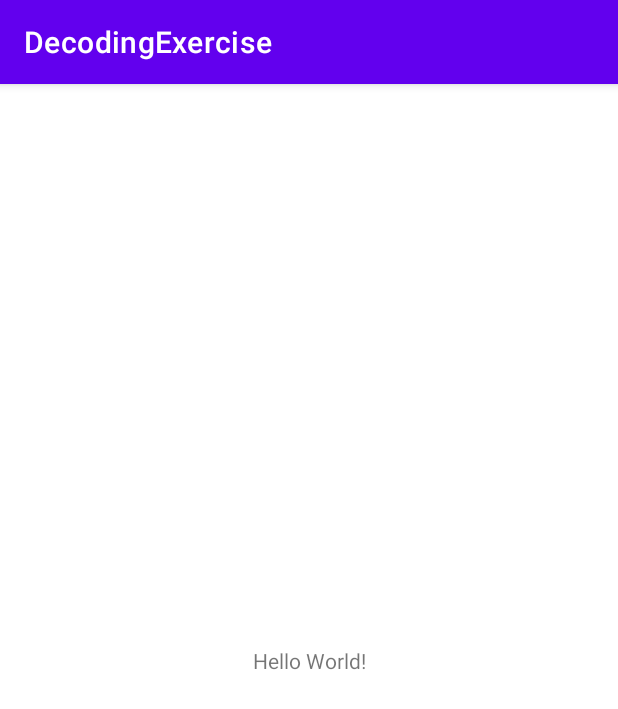
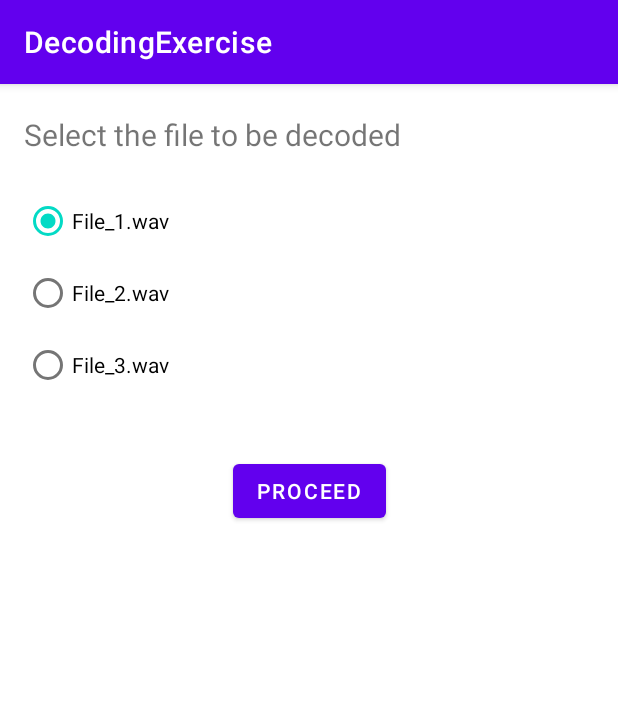
Before and after one commit to pawarbhushan08/DecodingExercise, an Android app: the screen it shows after launch (MainActivity), on a phone screen of 412 x 824 dp. Shown: the top 709 px of the screen. Run offline under Robolectric (Android 15) with nearby library versions, the phone set to English and light mode, and no system bars; libraries missing offline, so code that uses them is left out: com.chaquo.python; 1 statement that could not run was skipped.

Commit message:
add python fsk decoder code add fragment and viewmodel reformat and rearrange

```diff
--- /dev/null
+++ b/app/src/main/java/com/example/decodingexercise/App.kt
@@ -0,0 +1,20 @@
+package com.example.decodingexercise
+
+import android.app.Application
+import com.chaquo.python.Python
+import com.chaquo.python.android.AndroidPlatform
+
+class App : Application() {
+
+    override fun onCreate() {
+        super.onCreate()
+        initPython()
+    }
+
+    private fun initPython() {
+        if (!Python.isStarted()) {
+            Python.start(AndroidPlatform(this))
+        }
+    }
+
+}
--- /dev/null
+++ b/app/src/main/java/com/example/decodingexercise/presentation/DecoderFragment.kt
@@ -0,0 +1,90 @@
+package com.example.decodingexercise.presentation
+
+import android.Manifest
+import android.content.pm.PackageManager
+import android.os.Build
+import android.os.Bundle
+import android.text.method.ScrollingMovementMethod
+import android.view.LayoutInflater
+import android.view.View
+import android.view.ViewGroup
+import androidx.core.app.ActivityCompat
+import androidx.fragment.app.Fragment
+import androidx.lifecycle.Observer
+import androidx.lifecycle.ViewModelProviders
+import com.example.decodingexercise.R
+import com.example.decodingexercise.framework.DecoderViewModel
+import kotlinx.android.synthetic.main.fragment_decoder.*
+
+
+class DecoderFragment : Fragment() {
+
+    val EXTERNAL_STORAGE_REQ_CODE = 10
+
+    private lateinit var viewModel: DecoderViewModel
+
+    override fun onCreateView(
+        inflater: LayoutInflater, container: ViewGroup?,
+        savedInstanceState: Bundle?
+    ): View? {
+        // Inflate the layout for this fragment
+        return inflater.inflate(R.layout.fragment_decoder, container, false)
+    }
+
+    override fun onViewCreated(view: View, savedInstanceState: Bundle?) {
+        super.onViewCreated(view, savedInstanceState)
+
+        viewModel = ViewModelProviders.of(this).get(DecoderViewModel::class.java)
+        val permission = this.context?.let {
+            ActivityCompat.checkSelfPermission(
+                it,
+                Manifest.permission.WRITE_EXTERNAL_STORAGE
+            )
+        }
+
+        if (permission != PackageManager.PERMISSION_GRANTED) {
+            // request permission
+            this.activity?.let {
+                ActivityCompat.requestPermissions(
+                    it, arrayOf(Manifest.permission.WRITE_EXTERNAL_STORAGE),
+                    EXTERNAL_STORAGE_REQ_CODE
+                )
+            }
+        } else {
+            if (Build.VERSION.SDK_INT >= Build.VERSION_CODES.R) {
+                onProceedClicked()
+            }
+        }
+    }
+
+    fun getSelectedFileName() =
+        when (radio_group_file.checkedRadioButtonId) {
+            R.id.radio_button_1 -> FILE_1_PATH
+            R.id.radio_button_2 -> FILE_2_PATH
+            else -> FILE_3_PATH
+        }
+
+
+    fun onProceedClicked() {
+        button_proceed.setOnClickListener {
+            loadingResults.visibility = View.VISIBLE
+            val fileName = getSelectedFileName()
+            viewModel.launchEncoder(fileName)
+            observeViewModel()
+        }
+    }
+
+    private fun observeViewModel() {
+        output_text.setMovementMethod(ScrollingMovementMethod())
+        viewModel.bitArray.observe(viewLifecycleOwner, Observer {
+            loadingResults.visibility = View.GONE
+            output_text.text = it.toString()
+        })
+    }
+
+    companion object {
+        const val FILE_1_PATH = "file_1.wav"
+        const val FILE_2_PATH = "file_2.wav"
+        const val FILE_3_PATH = "file_3.wav"
+    }
+}
--- a/app/src/main/res/layout/activity_main.xml
+++ b/app/src/main/res/layout/activity_main.xml
@@ -4,15 +4,18 @@
     xmlns:tools="http://schemas.android.com/tools"
     android:layout_width="match_parent"
     android:layout_height="match_parent"
-    tools:context=".MainActivity">
+    tools:context=".presentation.MainActivity">
 
-    <TextView
-        android:layout_width="wrap_content"
-        android:layout_height="wrap_content"
-        android:text="Hello World!"
+    <fragment
+        android:id="@+id/nav_host_fragment"
+        android:name="androidx.navigation.fragment.NavHostFragment"
+        android:layout_width="match_parent"
+        android:layout_height="0dp"
+        app:defaultNavHost="true"
         app:layout_constraintBottom_toBottomOf="parent"
-        app:layout_constraintLeft_toLeftOf="parent"
-        app:layout_constraintRight_toRightOf="parent"
-        app:layout_constraintTop_toTopOf="parent" />
+        app:layout_constraintEnd_toEndOf="parent"
+        app:layout_constraintStart_toStartOf="parent"
+        app:layout_constraintTop_toTopOf="parent"
+        app:navGraph="@navigation/navigation" />
 
 </androidx.constraintlayout.widget.ConstraintLayout>
--- /dev/null
+++ b/app/src/main/res/layout/fragment_decoder.xml
@@ -0,0 +1,85 @@
+<?xml version="1.0" encoding="utf-8"?>
+<androidx.constraintlayout.widget.ConstraintLayout xmlns:android="http://schemas.android.com/apk/res/android"
+    xmlns:app="http://schemas.android.com/apk/res-auto"
+    xmlns:tools="http://schemas.android.com/tools"
+    android:layout_width="match_parent"
+    android:layout_height="match_parent"
+    tools:context=".presentation.DecoderFragment">
+
+    <androidx.appcompat.widget.AppCompatTextView
+        android:id="@+id/title_select_file"
+        android:layout_width="match_parent"
+        android:layout_height="wrap_content"
+        android:layout_marginStart="16dp"
+        android:layout_marginTop="20dp"
+        android:layout_marginEnd="16dp"
+        android:text="@string/decode_file_title"
+        android:textSize="@dimen/title_select_file"
+        app:layout_constraintStart_toStartOf="parent"
+        app:layout_constraintTop_toTopOf="parent" />
+
+    <RadioGroup
+        android:id="@+id/radio_group_file"
+        android:layout_width="match_parent"
+        android:layout_height="wrap_content"
+        android:layout_marginStart="16dp"
+        android:layout_marginTop="20dp"
+        android:layout_marginEnd="16dp"
+        app:layout_constraintStart_toStartOf="parent"
+        app:layout_constraintTop_toBottomOf="@id/title_select_file">
+
+        <RadioButton
+            android:id="@+id/radio_button_1"
+            android:layout_width="match_parent"
+            android:layout_height="wrap_content"
+            android:checked="true"
+            android:text="@string/text_file_one" />
+
+        <RadioButton
+            android:id="@+id/radio_button_2"
+            android:layout_width="match_parent"
+            android:layout_height="wrap_content"
+            android:text="@string/text_file_two" />
+
+        <RadioButton
+            android:id="@+id/radio_button_3"
+            android:layout_width="match_parent"
+            android:layout_height="wrap_content"
+            android:text="@string/text_file_three" />
+
+    </RadioGroup>
+
+    <Button
+        android:id="@+id/button_proceed"
+        android:layout_width="wrap_content"
+        android:layout_height="wrap_content"
+        android:layout_marginTop="36dp"
+        android:text="@string/text_proceed"
+        app:layout_constraintEnd_toEndOf="parent"
+        app:layout_constraintStart_toStartOf="parent"
+        app:layout_constraintTop_toBottomOf="@id/radio_group_file" />
+
+    <ProgressBar
+        android:id="@+id/loadingResults"
+        style="?android:attr/progressBarStyle"
+        android:layout_width="wrap_content"
+        android:layout_height="wrap_content"
+        android:visibility="gone"
+        app:layout_constraintBottom_toBottomOf="parent"
+        app:layout_constraintEnd_toEndOf="parent"
+        app:layout_constraintStart_toStartOf="parent"
+        app:layout_constraintTop_toTopOf="parent" />
+
+    <androidx.appcompat.widget.AppCompatTextView
+        android:id="@+id/output_text"
+        android:layout_width="match_parent"
+        android:layout_height="wrap_content"
+        android:layout_marginStart="16dp"
+        android:layout_marginTop="20dp"
+        android:layout_marginEnd="16dp"
+        android:layout_marginBottom="20dp"
+        android:scrollbars="vertical"
+        app:layout_constraintEnd_toEndOf="parent"
+        app:layout_constraintStart_toStartOf="parent"
+        app:layout_constraintTop_toBottomOf="@id/button_proceed" />
+</androidx.constraintlayout.widget.ConstraintLayout>
--- /dev/null
+++ b/app/src/main/res/navigation/navigation.xml
@@ -0,0 +1,13 @@
+<?xml version="1.0" encoding="utf-8"?>
+<navigation xmlns:android="http://schemas.android.com/apk/res/android"
+    xmlns:app="http://schemas.android.com/apk/res-auto"
+    xmlns:tools="http://schemas.android.com/tools"
+    android:id="@+id/navigation"
+    app:startDestination="@id/decoderFragment">
+
+    <fragment
+        android:id="@+id/decoderFragment"
+        android:name="com.example.decodingexercise.presentation.DecoderFragment"
+        android:label="fragment_decoder"
+        tools:layout="@layout/fragment_decoder" />
+</navigation>
--- /dev/null
+++ b/app/src/main/res/values/dimens.xml
@@ -0,0 +1,4 @@
+<?xml version="1.0" encoding="utf-8"?>
+<resources>
+    <dimen name="title_select_file">20dp</dimen>
+</resources>
--- a/app/src/main/res/values/strings.xml
+++ b/app/src/main/res/values/strings.xml
@@ -1,3 +1,8 @@
 <resources>
     <string name="app_name">DecodingExercise</string>
+    <string name="decode_file_title">Select the file to be decoded</string>
+    <string name="text_file_one">File_1.wav</string>
+    <string name="text_file_two">File_2.wav</string>
+    <string name="text_file_three">File_3.wav</string>
+    <string name="text_proceed">Proceed</string>
 </resources>
--- a/build.gradle
+++ b/build.gradle
@@ -1,14 +1,16 @@
 // Top-level build file where you can add configuration options common to all sub-projects/modules.
 buildscript {
     ext.kotlin_version = "1.4.21"
+    ext.coroutines_version = "1.3.0"
     repositories {
         google()
         jcenter()
+        maven { url "https://chaquo.com/maven" }
     }
     dependencies {
         classpath "com.android.tools.build:gradle:4.2.0-beta01"
         classpath "org.jetbrains.kotlin:kotlin-gradle-plugin:$kotlin_version"
-
+        classpath "com.chaquo.python:gradle:9.1.0"
         // NOTE: Do not place your application dependencies here; they belong
         // in the individual module build.gradle files
     }
--- a/gradle.properties
+++ b/gradle.properties
@@ -17,3 +17,5 @@ org.gradle.jvmargs=-Xmx2048m -Dfile.encoding=UTF-8
 android.useAndroidX=true
 # Kotlin code style for this project: "official" or "obsolete":
 kotlin.code.style=official
+# Automatically convert third-party libraries to use AndroidX
+android.enableJetifier=true
--- a/settings.gradle
+++ b/settings.gradle
@@ -1,2 +1,3 @@
 rootProject.name = "DecodingExercise"
 include ':app'
+include ':library'
```
Also changed, not shown: app/build.gradle (+38 -1 lines), app/src/main/AndroidManifest.xml (+9 -1 lines), app/src/main/java/com/example/decodingexercise/framework/DecoderViewModel.kt (added, +35 -0 lines), app/src/main/java/com/example/decodingexercise/helper/ExternalStorageHelper.kt (added, +11 -0 lines), app/src/main/java/com/example/decodingexercise/presentation/MainActivity.kt (renamed from app/src/main/java/com/example/decodingexercise/MainActivity.kt, +6 -2 lines), 4 other files.
